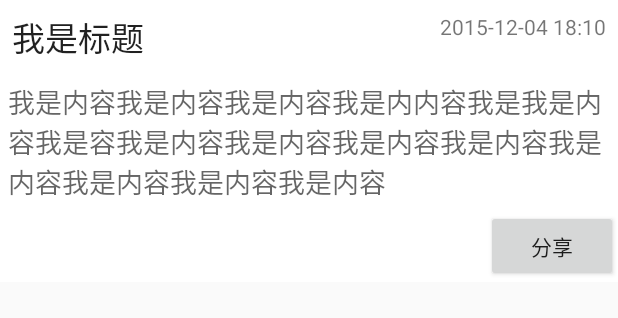
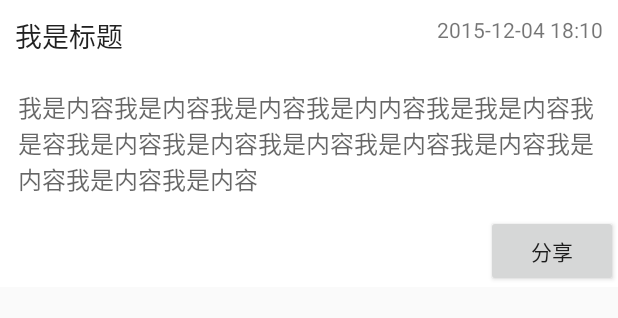
Before and after one commit to lizhidu/LizhiJoke, an Android app: the layout layout_listview_content.xml on its own in the app's theme, with its tools: preview values and no code run, on a phone screen of 412 x 824 dp. Shown: the top 318 px of the screen. Run offline under Robolectric (Android 15) with nearby library versions, the phone set to English and light mode, and no system bars.

```diff
--- a/app/src/main/res/layout/layout_listview_content.xml
+++ b/app/src/main/res/layout/layout_listview_content.xml
@@ -4,40 +4,26 @@
     android:orientation="horizontal"
     android:background="#ffffff"
     android:layout_height="wrap_content">
-    <ImageView
-        android:id="@+id/iv_photo"
-        android:layout_width="40dp"
-        android:layout_height="40dp"
-        android:visibility="gone"
-        android:src="@mipmap/ic_launcher"
-        android:layout_gravity="center_vertical"
-        />
-   <TextView
-       android:id="@+id/tv_content"
-       android:layout_width="match_parent"
-       android:layout_height="match_parent"
-       android:text="test"
-       android:padding="3dp"
-       android:visibility="gone"
-       android:gravity="center_vertical"
-       />
-<!-- -->
     <TextView
         android:layout_width="wrap_content"
         android:layout_height="wrap_content"
         android:textAppearance="?android:attr/textAppearanceLarge"
         android:text="我是标题"
-        android:padding="8dp"
+        android:maxLength="8"
+        android:padding="10dp"
+        android:textSize="@dimen/text_big"
+
         android:id="@+id/tv_title"
         android:layout_alignParentTop="true"
-        android:layout_toEndOf="@+id/iv_photo" />
+         />
 
     <TextView
         android:layout_width="wrap_content"
         android:layout_height="wrap_content"
         android:textAppearance="?android:attr/textAppearanceSmall"
         android:text="2015-12-04 18:10"
-        android:padding="8dp"
+        android:padding="10dp"
+        android:textSize="@dimen/text_small"
         android:id="@+id/tv_time"
         android:layout_alignParentTop="true"
         android:layout_alignParentEnd="true" />
@@ -45,10 +31,11 @@
     <TextView
         android:layout_width="match_parent"
         android:layout_height="wrap_content"
-        android:padding="5dp"
+        android:padding="12dp"
+        android:textSize="@dimen/text_base"
         android:textAppearance="?android:attr/textAppearanceMedium"
         android:text="我是内容我是内容我是内容我是内内容我是我是内容我是容我是内容我是内容我是内容我是内容我是内容我是内容我是内容我是内容"
-        android:id="@+id/tv_content1"
+        android:id="@+id/tv_content"
         android:layout_below="@+id/tv_title"
          />
 
@@ -57,8 +44,14 @@
         android:layout_height="wrap_content"
         android:text="分享"
         android:padding="5dp"
+
         android:id="@+id/btn_share"
-        android:layout_below="@id/tv_content1"
+        android:layout_below="@id/tv_content"
         android:layout_alignParentEnd="true" />
+    <!--<View-->
+        <!--android:layout_width="match_parent"-->
+        <!--android:layout_height="10dp"-->
+        <!--android:layout_below="@id/btn_share"-->
+        <!--android:background="@color/backgroundColor"/>-->
 
 </RelativeLayout>
--- a/app/src/main/res/values/dimens.xml
+++ b/app/src/main/res/values/dimens.xml
@@ -6,4 +6,8 @@
     <dimen name="activity_horizontal_margin">16dp</dimen>
     <dimen name="activity_vertical_margin">16dp</dimen>
     <dimen name="fab_margin">16dp</dimen>
+    <dimen name="text_big">18sp</dimen>
+    <dimen name="text_base">16sp</dimen>
+    <dimen name="text_small">14sp</dimen>
+
 </resources>
```
Also changed, not shown: app/src/main/java/com/example/dulzh/lizhijoke/MainActivity.java (+19 -19 lines), app/src/main/java/com/example/dulzh/lizhijoke/adapter/MainAdapter.java (+40 -9 lines), app/src/main/java/com/example/dulzh/lizhijoke/widget/LoadMoreListView.java (+27 -3 lines), app/src/main/res/layout/content_main.xml (+12 -1 lines).
